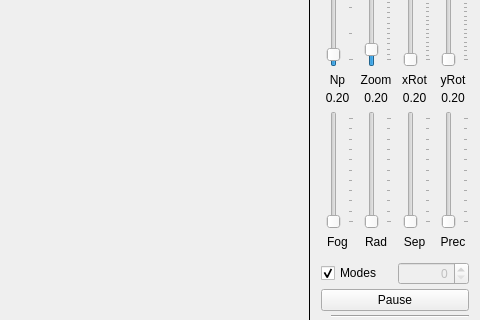
This is Atomical/Qt4/mainwindow.ui in nagyistoce/cocoatutorials as Qt 5 draws it before an edit; both pictures show x 332 to 812 and y 181 to 501 of the 812 by 617 pixel window. The edited form follows.
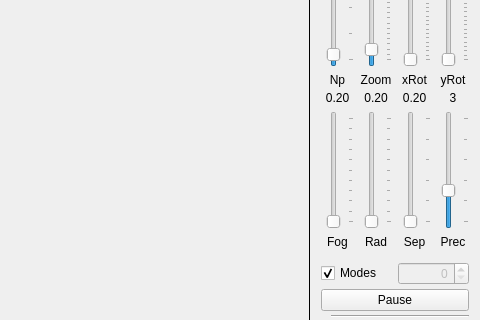
This is the edited form. Icons and pictures are not drawn.

What changed in the file:
```diff
--- a/Atomical/Qt4/mainwindow.ui
+++ b/Atomical/Qt4/mainwindow.ui
@@ -519,11 +519,14 @@
               </sizepolicy>
              </property>
              <property name="maximum">
-              <number>20</number>
+              <number>10</number>
              </property>
              <property name="pageStep">
               <number>1</number>
              </property>
+             <property name="value">
+              <number>0</number>
+             </property>
              <property name="tracking">
               <bool>true</bool>
              </property>
@@ -555,7 +558,7 @@
            <item>
             <widget class="QLabel" name="precValue">
              <property name="text">
-              <string>0.20</string>
+              <string>3</string>
              </property>
              <property name="alignment">
               <set>Qt::AlignCenter</set>
@@ -571,11 +574,14 @@
               </sizepolicy>
              </property>
              <property name="maximum">
-              <number>20</number>
+              <number>10</number>
              </property>
              <property name="pageStep">
               <number>1</number>
              </property>
+             <property name="value">
+              <number>3</number>
+             </property>
              <property name="tracking">
               <bool>true</bool>
              </property>
```
Left out of the diff: 2 changed lines with no effect on the pictures.
